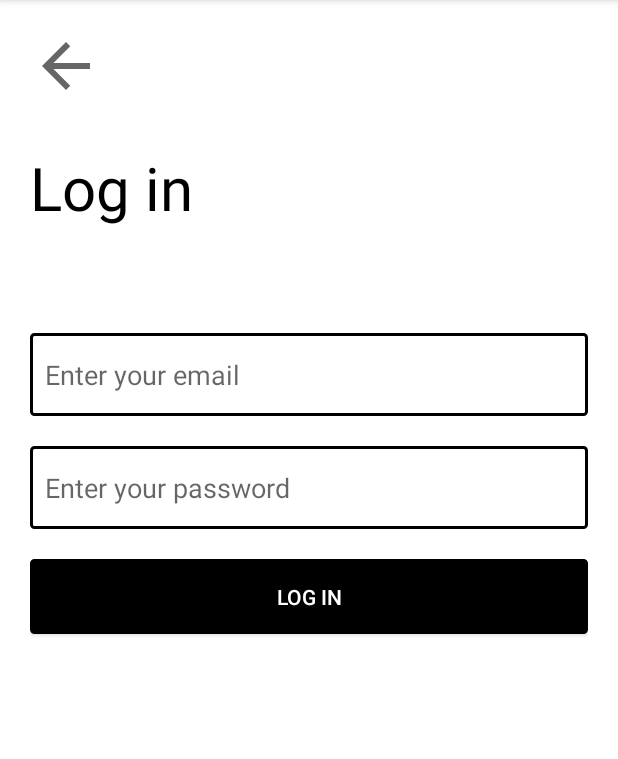
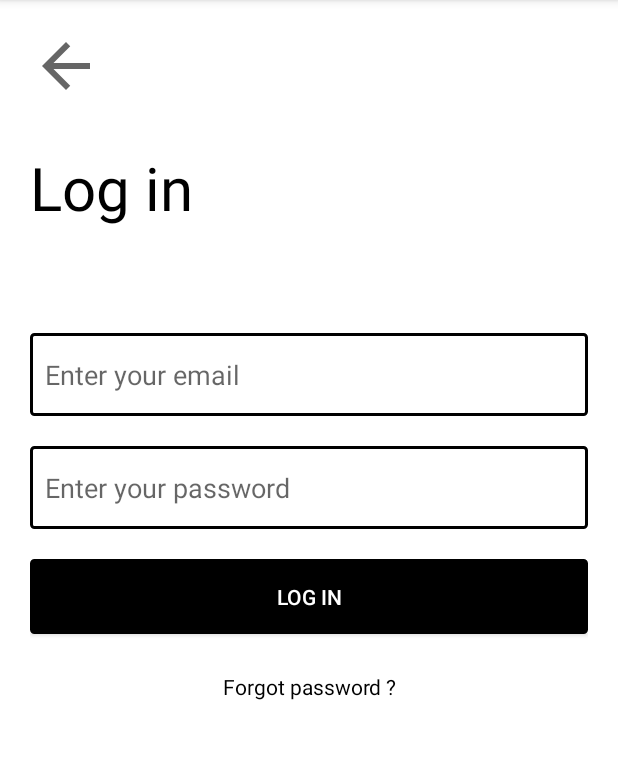
Before and after one commit to VinceDollo/SocialSport, an Android app: the LoginActivity screen opened directly, with no data from a screen before it, on a phone screen of 412 x 824 dp, the part 84-843 px from its top. Run offline under Robolectric (Android 15) with nearby library versions, the light colour scheme and no system bars; our stand-ins replace Firebase (no records; nobody signed in at launch, a user with empty details on screens opened directly).

Commit message:
ajout forgot password buton

```diff
--- a/app/src/main/res/layout/log_in_activity.xml
+++ b/app/src/main/res/layout/log_in_activity.xml
@@ -65,6 +65,18 @@
             android:textColor="@color/white"
             android:background="@drawable/btn_black"/>
 
+        <TextView
+            android:id="@+id/tv_forgot_password"
+            android:layout_width="match_parent"
+            android:layout_height="wrap_content"
+            android:layout_marginTop="10dp"
+            android:gravity="center"
+            android:paddingVertical="15dp"
+            android:paddingHorizontal="10dp"
+            android:text="Forgot password ?"
+            android:clickable="true"
+            android:textColor="@color/black"/>
+
     </LinearLayout>
 
 
```
